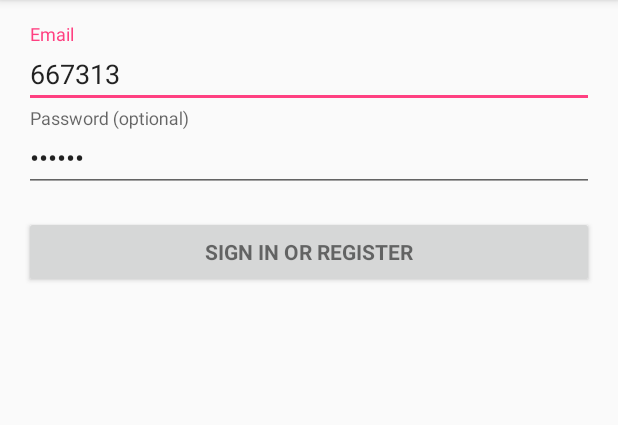
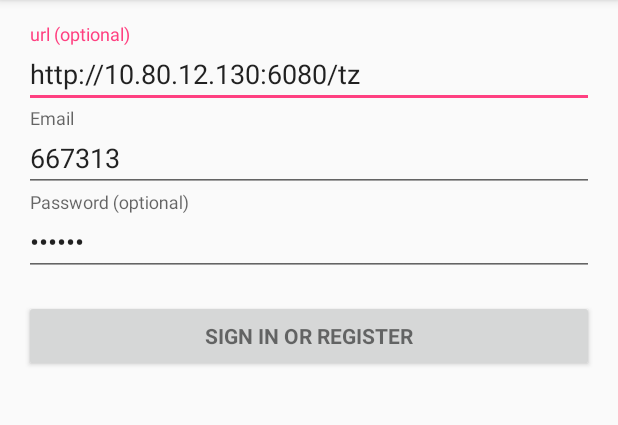
Before and after one commit to xxd33-code/easyAndroid, an Android app: the screen it shows after launch (LoginActivity), on a phone screen of 412 x 824 dp, the part 84-509 px from its top. Run offline under Robolectric (Android 15) with nearby library versions, the phone set to English and light mode, and no system bars; our stand-ins replace EventBus; 2 statements that could not run were skipped.

Commit message:
调通普通交互

```diff
--- a/demo/src/main/res/layout/act_login.xml
+++ b/demo/src/main/res/layout/act_login.xml
@@ -29,7 +29,21 @@
             android:layout_width="match_parent"
             android:layout_height="wrap_content"
             android:orientation="vertical">
+            <android.support.design.widget.TextInputLayout
+                android:layout_width="match_parent"
+                android:layout_height="wrap_content">
 
+                <EditText
+                    android:id="@+id/url"
+                    android:layout_width="match_parent"
+                    android:layout_height="wrap_content"
+                    android:hint="@string/prompt_url"
+                    android:inputType="textUri"
+                    android:text="http://10.80.12.130:6080/tz"
+                    android:maxLines="1"
+                    android:singleLine="true" />
+
+            </android.support.design.widget.TextInputLayout>
             <android.support.design.widget.TextInputLayout
                 android:layout_width="match_parent"
                 android:layout_height="wrap_content">
```
